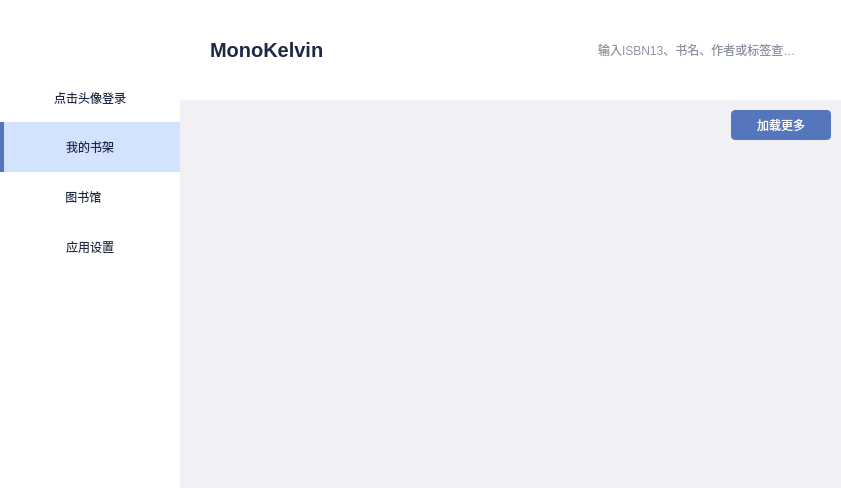
The window that MainWindow.ui (MonoKelvin/BookStudyApp) describes before a commit, drawn with Qt 5.
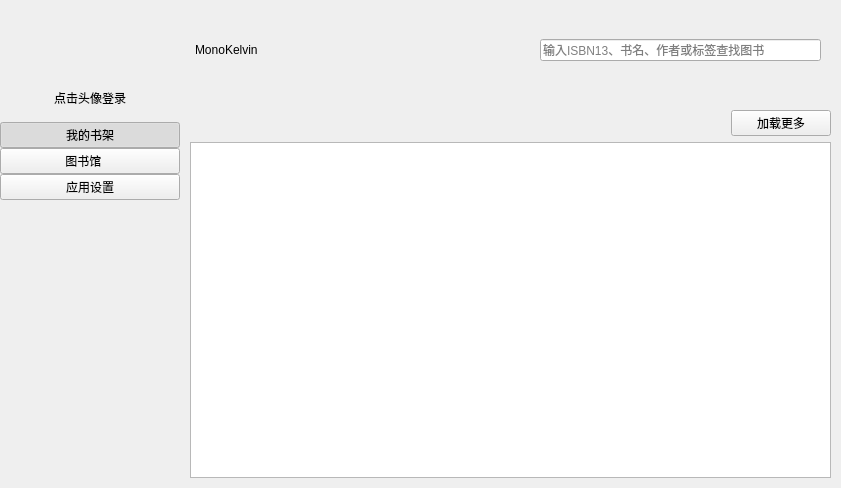
The same window after the commit. The open tabs and pages were chosen to show the change. Icons and pictures are not drawn. Custom widgets are drawn as their Qt base class.

The edit to the form file:
```diff
--- a/MainWindow.ui
+++ b/MainWindow.ui
@@ -18,396 +18,6 @@
     <normalon>:/Icons/AppIcons/AppLogo.png</normalon>
    </iconset>
   </property>
-  <property name="styleSheet">
-   <string notr="true">/*
-	color: rgb(85, 118, 189);
-	blue-primary: rgb(85,118,189);
-	blue-active: rgb(68,94,151);
-	border-frame:  rgb(220, 220, 220);
-	primary-background: rgb(240, 240, 245);
-	icon-color: rgb(30,40,70);
-	btn_pressed-bg: background-color: rgb(241,243,246);
-
-	subtitle: color: #888;
-
-	orange: #ffa428;
-*/
-
-*{
-	font: 14px &quot;Microsoft YaHei&quot;;
-	color: rgb(30,40,70);
-	background-color: rgb(240, 240, 245);
-	outline: none;
-	border: none;
-}
-
-/* Label */
-QLabel
-{
-	background:transparent;
-}
-
-/* ToolTip */
-QToolTip {
-	color: rgb(30,40,70);
-    border: 1px solid rgba(180, 180, 180, 100);
-    padding: 5px;
-    border-radius: 4px;
-    opacity: 150;
-}
-
-/* List View */
-QListView::item
-{
-	background-color: rgb(255, 255, 255);
-	padding: 10px;
-	border-radius: 4px;
-	border: 0 solid transparent;
-}
-QListView::item:hover {
-	padding: 8px;
-    border: 2px solid rgb(85,118,189);
-}
-QListView::item:selected {
-	padding: 8px;
-    border: 2px solid rgb(187,200,228);
-}
-QListView::item:selected:!active {
-	padding: 8px;
-    border: 2px solid #fff;
-}
-QListView::item:selected:active {
-	padding: 8px;
-    border: 2px solid rgb(187,200,228);
-}
-QListView::item:hover {
-	padding: 8px;
-    border: 2px solid rgb(224,227,241);
-}
-
-/* Menu */
-QMenu{
-	background-color: #fff;
-	padding-top: 8px;
-	padding-bottom: 8px;
-}
-QMenu::item{
-	padding: 5px 10px 5px 25px;
-	border-left: 10px solid transparent;
-}
-QMenu::item:selected{
-	color: #fff;
-	background-color: #5576be;
-}
-QMenu::item:pressed{
-	background-color: #445e97;
-}
-QMenu::separator{
-    height: 1px;
-    background: #eee;
-    margin-left: 10px;
-    margin-right: 10px;
-}
-QMenu:disabled{
-	color:  rgba(50,50,80,80);
-}
-
-/* LineEdit */
-QLineEdit
-{
-	height: 40px;
-	padding: 0px 20px;
-	border-radius: 20px;
-	background: white;
-}
-/*QLineEdit::hover
-{
-	border: 1px solid rgb(85,118,189);;
-}*/
-
-/* ScrollBar  */
-QScrollBar:vertical
-{
-    background: white;
-    width: 10px;
-}
-QScrollBar::handle:vertical
-{
-    background: rgb(224,227,241);
-    min-height: 10px;
-}
-QScrollBar::handle:hover
-{
-	background: rgb(187,200,228);
-}
-QScrollBar::add-line:vertical
-{
-    height: 0;
-}
-QScrollBar::sub-line:vertical
-{
-    height: 0;
-}
-
-QScrollBar:horizontal
-{
-    background: white;
-    height: 10px;
-}
-QScrollBar::handle:horizontal
-{
-    background: rgb(224,227,241);
-    min-width: 10px;
-}
-QScrollBar::horizontal:hover
-{
-	background: rgb(187,200,228);
-}
-QScrollBar::add-line:horizontal
-{
-    width: 0;
-}
-QScrollBar::sub-line:horizontal
-{
-    width: 0;
-}
-
-/* Widget */
-#navMenuWidget , #toolBarWidget, #headerWidget
-{
-	background: #fff;
-}
-
-/**************************************************/
-/* 				     Progress Bar                 */
-/**************************************************/
-QProgressBar
-{
-    color: transparent;
-}
-QProgressBar::chunk {
-    background-color: #ffa428;
-}
-
-/**************************************************/
-/* 				    Header Navigation             */
-/**************************************************/
-#lbHeaderName
-{
-	font-size: 20px;
-	font-weight: bold;
-	padding-left: 10px;
-}
-
-/**************************************************/
-/* 				      User Info                   */
-/**************************************************/
-#lbUserNickName
-{
-	font-size: 20px;
-	font-weight: bold;
-	padding-left: 10px;
-}
-
-/**************************************************/
-/* 				        Book Info                 */
-/**************************************************/
-#lbBookTitle
-{
-	font-size: 18px;
-	font-weight: bold;
-	color: rgb(30,40,70);
-    min-height: 30px;
-}
-
-/**************************************************/
-/* 				   Book Shelf Style               */
-/**************************************************/
-SimpleBookWidget,
-#lwLentBooksView::item
-{
-	width: 150px;
-    height: 240px;
-}
-SimpleBookWidget #lbImage
-{
-    min-width: 130px;
-    min-height: 180px;
-    max-width: 130px;
-    max-height: 180px;
-}
-
-/**************************************************/
-/* 			         Book Card Style              */
-/**************************************************/
-
-BookCardWidget #lbAuPubTime,
-BookCardWidget #lbSummary
-{
-	color: #888;
-}
-BookCardWidget #lbRating
-{
-	color: #ffa428
-}
-BookCardWidget #pbRating
-{
-    max-height: 4px;
-}
-BookCardWidget #lbImage
-{
-    padding: 0px;
-    max-width: 130px;
-    max-height: 180px;
-}
-BookCardWidget,
-#lwLibraryView::item
-{
-	width: 480px;
-	height: 180px;
-}
-
-/**************************************************/
-/* 			       PushButton Style               */
-/**************************************************/
-#btnLoadMore,
-#btnRefresh,
-#btnLogout
-{
-	color: white;
-	min-height: 30px;
-	border-radius: 4px;
-	background-color: rgb(85,118,189);
-}
-#btnLoadMore:hover,
-#btnRefresh:hover
-#btnLogout:hover
-{
-	background-color: rgb(68,94,151);
-}
-/* close button */
-#btnClose
-{
-	font-size: 22px;
-	background: #fff;
-	color: #888;
-}
-#btnClose::hover
-{
-	color: #fff;
-	background:rgb(224,227,241);
-}
-#btnClose::pressed
-{
-	color: #fff;
-	background:rgb(187,200,228);
-}
-
-/**************************************************/
-/* 			      Navgation Bar Menus             */
-/**************************************************/
-#btnBookShelf,
-#btnBookGarden,
-#btnSetting
-{
-	height: 50px;
-	border-radius: 0;
-	background-color: transparent;
-}
-#btnBookShelf:hover,
-#btnBookGarden:hover,
-#btnSetting:hover
-{
-	padding-left: -4px;
-	border-left: 4px solid rgb(85,118,189);
-	background-color: rgb(232,240,255);
-}
-#btnBookShelf:checked,
-#btnBookGarden:checked,
-#btnSetting:checked
-{
-	padding-left: -4px;
-	border-left: 4px solid rgb(85,118,189);
-	background-color: rgb(210,226,255);
-}
-
-/**************************************************/
-/* 			  Book Detail Widget Style            */
-/**************************************************/
-BookDetailWidget #lbHeader_h2
-{
-	font-size: 18px;
-	font-weight: bold;
-	background: #fff;
-}
-BookDetailWidget #sawBookContents {
-	background-color: rgb(240, 240, 245);
-	backgrounD: #fff;
-	border-radius: 8px;
-}
-
-BookDetailWidget #lbRatingPgsBar
-{
-	min-width: 24px;
-	min-height:140px;
-}
-BookDetailWidget #lbImage
-{
-	max-width: 200px;
-	max-height: 260px;
-}
-BookDetailWidget #lbBookTitle
-{
-	font-size: 18px;
-	font-weight: bold;
-	max-height: 36px;
-}
-BookDetailWidget #lbRemaining_h2
-{
-	font-size: 16px;
-	font-weight: bold;
-	min-height: 30px;
-	background: #ffa428;
-	border-radius: 15px;
-	min-width: 120px;
-	color: #fff;
-}
-BookDetailWidget #lbOtherInfo_h2,
-BookDetailWidget #lbSummary_h2,
-BookDetailWidget #lbTranslator_h2,
-BookDetailWidget #lbTags_h2,
-BookDetailWidget #lbOriginTitle_h2,
-BookDetailWidget #lbAuthorIntro_h2,
-BookDetailWidget #lbCatalog_h2,
-BookDetailWidget #lbBinding_h2,
-BookDetailWidget #lbBookDetail_h2
-{
-	font-size: 18px;
-	font-weight: bold;
-	min-height: 36px;
-	color: #888;
-}
-BookDetailWidget #lbRating_h2
-{
-	font-size: 18px;
-	font-weight: bold;
-	min-height: 36px;
-	color: #ffa428;
-}
-BookDetailWidget #lbSummary,
-BookDetailWidget #lbTranslator,
-BookDetailWidget #lbTags,
-BookDetailWidget #lbOriginTitle,
-BookDetailWidget #lbAuthorIntro,
-BookDetailWidget #lbCatalog,
-BookDetailWidget #lbBinding,
-BookDetailWidget #lbRating
-{
-	color: rgb(30,40,70);
-	padding-left: 20px;
-}
-</string>
-  </property>
   <layout class="QGridLayout" name="gridLayout">
    <property name="leftMargin">
     <number>0</number>
@@ -508,7 +118,7 @@
          <property name="minimumSize">
           <size>
            <width>80</width>
-           <height>30</height>
+           <height>0</height>
           </size>
          </property>
          <property name="maximumSize">
```
Left out of the diff: 3 changed lines with no effect on the pictures.
